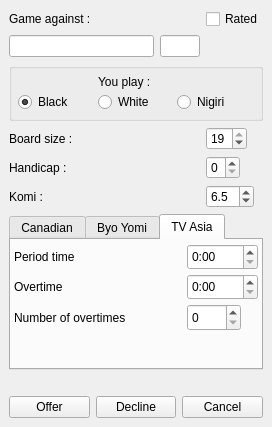
Old version of the form src/network/gamedialog.ui in the repository pzorin/qgo.
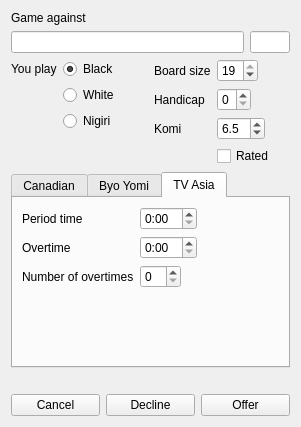
New version of the form. Icons and pictures are not drawn.

Commit message: Clean up game dialog

Diff of the .ui file:
```diff
--- a/src/network/gamedialog.ui
+++ b/src/network/gamedialog.ui
@@ -1,11 +1,11 @@
 <ui version="4.0" >
  <class>GameDialog</class>
- <widget class="QWidget" name="GameDialog" >
-  <property name="geometry" >
+ <widget class="QWidget" name="GameDialog">
+  <property name="geometry">
    <rect>
     <x>0</x>
     <y>0</y>
-    <width>272</width>
+    <width>301</width>
     <height>427</height>
    </rect>
   </property>
@@ -23,16 +23,401 @@
     <normaloff/>
    </iconset>
   </property>
-  <layout class="QGridLayout" >
-   <property name="margin" >
-    <number>9</number>
-   </property>
-   <property name="spacing" >
-    <number>6</number>
-   </property>
-   <item row="7" column="0" colspan="3" >
-    <widget class="QLabel" name="refusedLabel" >
-     <property name="palette" >
+  <layout class="QVBoxLayout" name="verticalLayout">
+   <item>
+    <layout class="QGridLayout" name="gridLayout">
+     <item row="1" column="0">
+      <widget class="QLineEdit" name="playerOpponentEdit">
+       <property name="autoFillBackground">
+        <bool>false</bool>
+       </property>
+       <property name="readOnly">
+        <bool>true</bool>
+       </property>
+      </widget>
+     </item>
+     <item row="0" column="0">
+      <widget class="QLabel" name="label_6">
+       <property name="text">
+        <string>Game against</string>
+       </property>
+      </widget>
+     </item>
+     <item row="1" column="1">
+      <widget class="QLineEdit" name="playerOpponentRkEdit">
+       <property name="sizePolicy">
+        <sizepolicy hsizetype="Fixed" vsizetype="Fixed">
+         <horstretch>0</horstretch>
+         <verstretch>0</verstretch>
+        </sizepolicy>
+       </property>
+       <property name="maximumSize">
+        <size>
+         <width>40</width>
+         <height>16777215</height>
+        </size>
+       </property>
+       <property name="readOnly">
+        <bool>true</bool>
+       </property>
+      </widget>
+     </item>
+    </layout>
+   </item>
+   <item>
+    <layout class="QHBoxLayout" name="horizontalLayout_2">
+     <item>
+      <layout class="QFormLayout" name="formLayout_7">
+       <item row="0" column="0">
+        <widget class="QLabel" name="label_7">
+         <property name="text">
+          <string>You play</string>
+         </property>
+        </widget>
+       </item>
+       <item row="0" column="1">
+        <widget class="QRadioButton" name="play_black_button">
+         <property name="text">
+          <string>Black</string>
+         </property>
+         <property name="checked">
+          <bool>true</bool>
+         </property>
+        </widget>
+       </item>
+       <item row="1" column="1">
+        <widget class="QRadioButton" name="play_white_button">
+         <property name="text">
+          <string>White</string>
+         </property>
+        </widget>
+       </item>
+       <item row="2" column="1">
+        <widget class="QRadioButton" name="play_nigiri_button">
+         <property name="text">
+          <string>Nigiri</string>
+         </property>
+        </widget>
+       </item>
+      </layout>
+     </item>
+     <item>
+      <layout class="QFormLayout" name="formLayout_2">
+       <property name="fieldGrowthPolicy">
+        <enum>QFormLayout::ExpandingFieldsGrow</enum>
+       </property>
+       <item row="0" column="0">
+        <widget class="QLabel" name="label_8">
+         <property name="text">
+          <string>Board size</string>
+         </property>
+        </widget>
+       </item>
+       <item row="0" column="1">
+        <widget class="QSpinBox" name="boardSizeSpin">
+         <property name="sizePolicy">
+          <sizepolicy hsizetype="Fixed" vsizetype="Fixed">
+           <horstretch>0</horstretch>
+           <verstretch>0</verstretch>
+          </sizepolicy>
+         </property>
+         <property name="minimum">
+          <number>4</number>
+         </property>
+         <property name="maximum">
+          <number>19</number>
+         </property>
+         <property name="value">
+          <number>19</number>
+         </property>
+        </widget>
+       </item>
+       <item row="1" column="0">
+        <widget class="QLabel" name="label_10">
+         <property name="text">
+          <string>Handicap</string>
+         </property>
+        </widget>
+       </item>
+       <item row="1" column="1">
+        <widget class="QSpinBox" name="handicapSpin">
+         <property name="sizePolicy">
+          <sizepolicy hsizetype="Fixed" vsizetype="Fixed">
+           <horstretch>0</horstretch>
+           <verstretch>0</verstretch>
+          </sizepolicy>
+         </property>
+         <property name="specialValueText">
+          <string>0</string>
+         </property>
+         <property name="minimum">
+          <number>1</number>
+         </property>
+         <property name="maximum">
+          <number>9</number>
+         </property>
+         <property name="value">
+          <number>1</number>
+         </property>
+        </widget>
+       </item>
+       <item row="2" column="0">
+        <widget class="QLabel" name="label_9">
+         <property name="text">
+          <string>Komi</string>
+         </property>
+        </widget>
+       </item>
+       <item row="2" column="1">
+        <widget class="QSpinBox" name="komiSpin">
+         <property name="sizePolicy">
+          <sizepolicy hsizetype="Fixed" vsizetype="Fixed">
+           <horstretch>0</horstretch>
+           <verstretch>0</verstretch>
+          </sizepolicy>
+         </property>
+         <property name="readOnly">
+          <bool>false</bool>
+         </property>
+         <property name="suffix">
+          <string>.5</string>
+         </property>
+         <property name="minimum">
+          <number>-9</number>
+         </property>
+         <property name="maximum">
+          <number>9</number>
+         </property>
+         <property name="value">
+          <number>6</number>
+         </property>
+        </widget>
+       </item>
+       <item row="3" column="1">
+        <widget class="QCheckBox" name="ratedCB">
+         <property name="text">
+          <string>Rated</string>
+         </property>
+        </widget>
+       </item>
+      </layout>
+     </item>
+    </layout>
+   </item>
+   <item>
+    <widget class="QTabWidget" name="timeTab">
+     <property name="currentIndex">
+      <number>2</number>
+     </property>
+     <widget class="QWidget" name="tab">
+      <attribute name="title">
+       <string>Canadian</string>
+      </attribute>
+      <layout class="QFormLayout" name="formLayout_4">
+       <item row="0" column="0">
+        <widget class="QLabel" name="label_16">
+         <property name="text">
+          <string>Main Time</string>
+         </property>
+        </widget>
+       </item>
+       <item row="0" column="1">
+        <widget class="QTimeEdit" name="timeSpin">
+         <property name="sizePolicy">
+          <sizepolicy hsizetype="Fixed" vsizetype="Fixed">
+           <horstretch>0</horstretch>
+           <verstretch>0</verstretch>
+          </sizepolicy>
+         </property>
+         <property name="displayFormat">
+          <string>m:ss</string>
+         </property>
+        </widget>
+       </item>
+       <item row="1" column="0">
+        <widget class="QLabel" name="label_15">
+         <property name="text">
+          <string>Time per stones</string>
+         </property>
+        </widget>
+       </item>
+       <item row="1" column="1">
+        <widget class="QTimeEdit" name="stonesTimeSpin">
+         <property name="sizePolicy">
+          <sizepolicy hsizetype="Fixed" vsizetype="Fixed">
+           <horstretch>0</horstretch>
+           <verstretch>0</verstretch>
+          </sizepolicy>
+         </property>
+         <property name="displayFormat">
+          <string>m:ss</string>
+         </property>
+        </widget>
+       </item>
+       <item row="2" column="0">
+        <widget class="QLabel" name="label_14">
+         <property name="text">
+          <string>Number of stones</string>
+         </property>
+        </widget>
+       </item>
+       <item row="2" column="1">
+        <widget class="QSpinBox" name="stonesSpin">
+         <property name="sizePolicy">
+          <sizepolicy hsizetype="Fixed" vsizetype="Fixed">
+           <horstretch>0</horstretch>
+           <verstretch>0</verstretch>
+          </sizepolicy>
+         </property>
+        </widget>
+       </item>
+      </layout>
+     </widget>
+     <widget class="QWidget" name="tab_2">
+      <attribute name="title">
+       <string>Byo Yomi</string>
+      </attribute>
+      <layout class="QFormLayout" name="formLayout_3">
+       <property name="fieldGrowthPolicy">
+        <enum>QFormLayout::ExpandingFieldsGrow</enum>
+       </property>
+       <property name="horizontalSpacing">
+        <number>3</number>
+       </property>
+       <property name="verticalSpacing">
+        <number>3</number>
+       </property>
+       <property name="margin">
+        <number>3</number>
+       </property>
+       <item row="0" column="1">
+        <widget class="QTimeEdit" name="BYTimeSpin">
+         <property name="sizePolicy">
+          <sizepolicy hsizetype="Fixed" vsizetype="Fixed">
+           <horstretch>0</horstretch>
+           <verstretch>0</verstretch>
+          </sizepolicy>
+         </property>
+         <property name="displayFormat">
+          <string>m:ss</string>
+         </property>
+        </widget>
+       </item>
+       <item row="1" column="0">
+        <widget class="QLabel" name="label_4">
+         <property name="text">
+          <string>Period time</string>
+         </property>
+        </widget>
+       </item>
+       <item row="1" column="1">
+        <widget class="QTimeEdit" name="BYPeriodTimeSpin">
+         <property name="sizePolicy">
+          <sizepolicy hsizetype="Fixed" vsizetype="Fixed">
+           <horstretch>0</horstretch>
+           <verstretch>0</verstretch>
+          </sizepolicy>
+         </property>
+         <property name="displayFormat">
+          <string>m:ss</string>
+         </property>
+        </widget>
+       </item>
+       <item row="2" column="0">
+        <widget class="QLabel" name="label_5">
+         <property name="text">
+          <string>Number of periods</string>
+         </property>
+        </widget>
+       </item>
+       <item row="2" column="1">
+        <widget class="QSpinBox" name="BYPeriodsSpin">
+         <property name="sizePolicy">
+          <sizepolicy hsizetype="Fixed" vsizetype="Fixed">
+           <horstretch>0</horstretch>
+           <verstretch>0</verstretch>
+          </sizepolicy>
+         </property>
+        </widget>
+       </item>
+       <item row="0" column="0">
+        <widget class="QLabel" name="label_3">
+         <property name="text">
+          <string>Main Time</string>
+         </property>
+        </widget>
+       </item>
+      </layout>
+     </widget>
+     <widget class="QWidget" name="tab_5">
+      <attribute name="title">
+       <string>TV Asia</string>
+      </attribute>
+      <layout class="QFormLayout" name="formLayout_5">
+       <item row="0" column="0">
+        <widget class="QLabel" name="label_19">
+         <property name="text">
+          <string>Period time</string>
+         </property>
+        </widget>
+       </item>
+       <item row="0" column="1">
+        <widget class="QTimeEdit" name="ASIATimeSpin">
+         <property name="sizePolicy">
+          <sizepolicy hsizetype="Fixed" vsizetype="Fixed">
+           <horstretch>0</horstretch>
+           <verstretch>0</verstretch>
+          </sizepolicy>
+         </property>
+         <property name="displayFormat">
+          <string>m:ss</string>
+         </property>
+        </widget>
+       </item>
+       <item row="3" column="1">
+        <widget class="QTimeEdit" name="ASIAPeriodTimeSpin">
+         <property name="sizePolicy">
+          <sizepolicy hsizetype="Fixed" vsizetype="Fixed">
+           <horstretch>0</horstretch>
+           <verstretch>0</verstretch>
+          </sizepolicy>
+         </property>
+         <property name="displayFormat">
+          <string>m:ss</string>
+         </property>
+        </widget>
+       </item>
+       <item row="6" column="0">
+        <widget class="QLabel" name="label_17">
+         <property name="text">
+          <string>Number of overtimes</string>
+         </property>
+        </widget>
+       </item>
+       <item row="6" column="1">
+        <widget class="QSpinBox" name="ASIAPeriodsSpin">
+         <property name="sizePolicy">
+          <sizepolicy hsizetype="Fixed" vsizetype="Fixed">
+           <horstretch>0</horstretch>
+           <verstretch>0</verstretch>
+          </sizepolicy>
+         </property>
+        </widget>
+       </item>
+       <item row="3" column="0">
+        <widget class="QLabel" name="label_18">
+         <property name="text">
+          <string>Overtime</string>
+         </property>
+        </widget>
+       </item>
+      </layout>
+     </widget>
+    </widget>
+   </item>
+   <item>
+    <widget class="QLabel" name="refusedLabel">
+     <property name="palette">
       <palette>
        <active>
         <colorrole role="WindowText" >
@@ -407,498 +792,37 @@
      </property>
     </widget>
    </item>
-   <item row="1" column="0" >
-    <widget class="QLineEdit" name="playerOpponentEdit" >
-     <property name="autoFillBackground" >
-      <bool>false</bool>
-     </property>
-     <property name="readOnly" >
-      <bool>true</bool>
-     </property>
-    </widget>
-   </item>
-   <item row="6" column="0" colspan="3" >
-    <widget class="QTabWidget" name="timeTab" >
-     <property name="currentIndex" >
-      <number>2</number>
-     </property>
-     <widget class="QWidget" name="tab" >
-      <attribute name="title" >
-       <string>Canadian</string>
-      </attribute>
-      <widget class="QSpinBox" name="stonesSpin" >
-       <property name="geometry" >
-        <rect>
-         <x>176</x>
-         <y>64</y>
-         <width>54</width>
-         <height>27</height>
-        </rect>
-       </property>
-       <property name="sizePolicy" >
-        <sizepolicy vsizetype="Fixed" hsizetype="Fixed" >
-         <horstretch>0</horstretch>
-         <verstretch>0</verstretch>
-        </sizepolicy>
-       </property>
-      </widget>
-      <widget class="QLabel" name="label_14" >
-       <property name="geometry" >
-        <rect>
-         <x>3</x>
-         <y>64</y>
-         <width>170</width>
-         <height>27</height>
-        </rect>
-       </property>
-       <property name="text" >
-        <string>Number of stones</string>
-       </property>
-      </widget>
-      <widget class="QTimeEdit" name="stonesTimeSpin" >
-       <property name="geometry" >
-        <rect>
-         <x>176</x>
-         <y>34</y>
-         <width>71</width>
-         <height>26</height>
-        </rect>
-       </property>
-       <property name="sizePolicy" >
-        <sizepolicy vsizetype="Fixed" hsizetype="Fixed" >
-         <horstretch>0</horstretch>
-         <verstretch>0</verstretch>
-        </sizepolicy>
-       </property>
-       <property name="displayFormat" >
-        <string>m:ss</string>
-       </property>
-      </widget>
-      <widget class="QTimeEdit" name="timeSpin" >
-       <property name="geometry" >
-        <rect>
-         <x>176</x>
-         <y>4</y>
-         <width>71</width>
-         <height>26</height>
-        </rect>
-       </property>
-       <property name="sizePolicy" >
-        <sizepolicy vsizetype="Fixed" hsizetype="Fixed" >
-         <horstretch>0</horstretch>
-         <verstretch>0</verstretch>
-        </sizepolicy>
-       </property>
-       <property name="displayFormat" >
-        <string>m:ss</string>
-       </property>
-      </widget>
-      <widget class="QLabel" name="label_15" >
-       <property name="geometry" >
-        <rect>
-         <x>3</x>
-         <y>34</y>
-         <width>170</width>
-         <height>26</height>
-        </rect>
-       </property>
-       <property name="text" >
-        <string>Time per stones</string>
-       </property>
-      </widget>
-      <widget class="QLabel" name="label_16" >
-       <property name="geometry" >
-        <rect>
-         <x>3</x>
-         <y>4</y>
-         <width>170</width>
-         <height>26</height>
-        </rect>
-       </property>
-       <property name="text" >
-        <string>Main Time</string>
-       </property>
-      </widget>
-     </widget>
-     <widget class="QWidget" name="tab_2" >
-      <attribute name="title" >
-       <string>Byo Yomi</string>
-      </attribute>
-      <layout class="QGridLayout" >
-       <property name="margin" >
-        <number>3</number>
-       </property>
-       <property name="spacing" >
-        <number>3</number>
-       </property>
-       <item row="0" column="1" >
-        <widget class="QTimeEdit" name="BYTimeSpin" >
-         <property name="sizePolicy" >
-          <sizepolicy vsizetype="Fixed" hsizetype="Fixed" >
-           <horstretch>0</horstretch>
-           <verstretch>0</verstretch>
-          </sizepolicy>
-         </property>
-         <property name="displayFormat" >
-          <string>m:ss</string>
-         </property>
-        </widget>
-       </item>
-       <item row="1" column="1" >
-        <widget class="QTimeEdit" name="BYPeriodTimeSpin" >
-         <property name="sizePolicy" >
-          <sizepolicy vsizetype="Fixed" hsizetype="Fixed" >
-           <horstretch>0</horstretch>
-           <verstretch>0</verstretch>
-          </sizepolicy>
-         </property>
-         <property name="displayFormat" >
-          <string>m:ss</string>
-         </property>
-        </widget>
-       </item>
-       <item row="2" column="1" >
-        <widget class="QSpinBox" name="BYPeriodsSpin" >
-         <property name="sizePolicy" >
-          <sizepolicy vsizetype="Fixed" hsizetype="Fixed" >
-           <horstretch>0</horstretch>
-           <verstretch>0</verstretch>
-          </sizepolicy>
-         </property>
-        </widget>
-       </item>
-       <item row="1" column="0" >
-        <widget class="QLabel" name="label_4" >
-         <property name="text" >
-          <string>Period time</string>
-         </property>
-        </widget>
-       </item>
-       <item row="2" column="0" >
-        <widget class="QLabel" name="label_5" >
-         <property name="text" >
-          <string>Number of periods</string>
-         </property>
-        </widget>
-       </item>
-       <item row="0" column="0" >
-        <widget class="QLabel" name="label_3" >
-         <property name="text" >
-          <string>Main Time</string>
-         </property>
-        </widget>
-       </item>
-      </layout>
-     </widget>
-     <widget class="QWidget" name="tab_5" >
-      <attribute name="title" >
-       <string>TV Asia</string>
-      </attribute>
-      <widget class="QSpinBox" name="ASIAPeriodsSpin" >
-       <property name="geometry" >
-        <rect>
-         <x>176</x>
-         <y>64</y>
-         <width>54</width>
-         <height>27</height>
-        </rect>
-       </property>
-       <property name="sizePolicy" >
-        <sizepolicy vsizetype="Fixed" hsizetype="Fixed" >
-         <horstretch>0</horstretch>
-         <verstretch>0</verstretch>
-        </sizepolicy>
-       </property>
-      </widget>
-      <widget class="QLabel" name="label_17" >
-       <property name="geometry" >
-        <rect>
-         <x>3</x>
-         <y>64</y>
-         <width>170</width>
-         <height>27</height>
-        </rect>
-       </property>
-       <property name="text" >
-        <string>Number of overtimes</string>
-       </property>
-      </widget>
-      <widget class="QTimeEdit" name="ASIAPeriodTimeSpin" >
-       <property name="geometry" >
-        <rect>
-         <x>176</x>
-         <y>34</y>
-         <width>71</width>
-         <height>26</height>
-        </rect>
-       </property>
-       <property name="sizePolicy" >
-        <sizepolicy vsizetype="Fixed" hsizetype="Fixed" >
-         <horstretch>0</horstretch>
-         <verstretch>0</verstretch>
-        </sizepolicy>
-       </property>
-       <property name="displayFormat" >
-        <string>m:ss</string>
-       </property>
-      </widget>
-      <widget class="QTimeEdit" name="ASIATimeSpin" >
-       <property name="geometry" >
-        <rect>
-         <x>176</x>
-         <y>4</y>
-         <width>71</width>
-         <height>26</height>
-        </rect>
-       </property>
-       <property name="sizePolicy" >
-        <sizepolicy vsizetype="Fixed" hsizetype="Fixed" >
-         <horstretch>0</horstretch>
-         <verstretch>0</verstretch>
-        </sizepolicy>
-       </property>
-       <property name="displayFormat" >
-        <string>m:ss</string>
-       </property>
-      </widget>
-      <widget class="QLabel" name="label_18" >
-       <property name="geometry" >
-        <rect>
-         <x>3</x>
-         <y>34</y>
-         <width>170</width>
-         <height>26</height>
-        </rect>
-       </property>
-       <property name="text" >
-        <string>Overtime</string>
-       </property>
-      </widget>
-      <widget class="QLabel" name="label_19" >
-       <property name="geometry" >
-        <rect>
-         <x>3</x>
-         <y>4</y>
-         <width>170</width>
-         <height>26</height>
-        </rect>
-       </property>
-       <property name="text" >
-        <string>Period time</string>
-       </property>
-      </widget>
-     </widget>
-    </widget>
-   </item>
-   <item row="3" column="0" colspan="2" >
-    <widget class="QLabel" name="label_8" >
-     <property name="text" >
-      <string>Board size :</string>
-     </property>
-    </widget>
-   </item>
-   <item row="4" column="0" colspan="2" >
-    <widget class="QLabel" name="label_10" >
-     <property name="text" >
-      <string>Handicap :</string>
-     </property>
-    </widget>
-   </item>
-   <item row="2" column="0" colspan="3" >
-    <widget class="QGroupBox" name="groupBox" >
-     <property name="title" >
-      <string/>
-     </property>
-     <property name="flat" >
-      <bool>true</bool>
-     </property>
-     <property name="checkable" >
-      <bool>false</bool>
-     </property>
-     <layout class="QGridLayout" >
-      <property name="margin" >
-       <number>6</number>
-      </property>
-      <property name="spacing" >
-       <number>3</number>
-      </property>
-      <item row="1" column="2" >
-       <widget class="QRadioButton" name="play_nigiri_button" >
-        <property name="text" >
-         <string>Nigiri</string>
-        </property>
-       </widget>
-      </item>
-      <item row="1" column="1" >
-       <widget class="QRadioButton" name="play_white_button" >
-        <property name="text" >
-         <string>White</string>
-        </property>
-       </widget>
-      </item>
-      <item row="1" column="0" >
-       <widget class="QRadioButton" name="play_black_button" >
-        <property name="text" >
-         <string>Black</string>
-        </property>
-        <property name="checked" >
-         <bool>true</bool>
-        </property>
-       </widget>
-      </item>
-      <item row="0" column="1" >
-       <widget class="QLabel" name="label_7" >
-        <property name="text" >
-         <string>You play :</string>
-        </property>
-       </widget>
-      </item>
-     </layout>
-    </widget>
-   </item>
-   <item row="5" column="0" colspan="2" >
-    <widget class="QLabel" name="label_9" >
-     <property name="text" >
-      <string>Komi :</string>
-     </property>
-    </widget>
-   </item>
-   <item row="5" column="2" >
-    <widget class="QSpinBox" name="komiSpin" >
-     <property name="sizePolicy" >
-      <sizepolicy vsizetype="Fixed" hsizetype="Fixed" >
-       <horstretch>0</horstretch>
-       <verstretch>0</verstretch>
-      </sizepolicy>
-     </property>
-     <property name="readOnly" >
-      <bool>false</bool>
-     </property>
-     <property name="suffix" >
-      <string>.5</string>
-     </property>
-     <property name="minimum" >
-      <number>-9</number>
-     </property>
-     <property name="maximum" >
-      <number>9</number>
-     </property>
-     <property name="value" >
-      <number>6</number>
-     </property>
-    </widget>
-   </item>
-   <item row="4" column="2" >
-    <widget class="QSpinBox" name="handicapSpin" >
-     <property name="sizePolicy" >
-      <sizepolicy vsizetype="Fixed" hsizetype="Fixed" >
-       <horstretch>0</horstretch>
-       <verstretch>0</verstretch>
-      </sizepolicy>
-     </property>
-     <property name="specialValueText" >
-      <string>0</string>
-     </property>
-     <property name="minimum" >
-      <number>1</number>
-     </property>
-     <property name="maximum" >
-      <number>9</number>
-     </property>
-     <property name="value" >
-      <number>1</number>
-     </property>
-    </widget>
-   </item>
-   <item row="3" column="2" >
-    <widget class="QSpinBox" name="boardSizeSpin" >
-     <property name="sizePolicy" >
-      <sizepolicy vsizetype="Fixed" hsizetype="Fixed" >
-       <horstretch>0</horstretch>
-       <verstretch>0</verstretch>
-      </sizepolicy>
-     </property>
-     <property name="minimum" >
-      <number>4</number>
-     </property>
-     <property name="maximum" >
-      <number>19</number>
-     </property>
-     <property name="value" >
-      <number>19</number>
-     </property>
-    </widget>
-   </item>
-   <item row="0" column="0" colspan="2" >
-    <widget class="QLabel" name="label_6" >
-     <property name="text" >
-      <string>Game against :</string>
-     </property>
-    </widget>
-   </item>
-   <item row="8" column="0" colspan="3" >
-    <layout class="QHBoxLayout" >
-     <property name="spacing" >
-      <number>6</number>
-     </property>
-     <property name="margin" >
-      <number>0</number>
-     </property>
+   <item>
+    <layout class="QHBoxLayout" name="horizontalLayout_3">
      <item>
-      <widget class="QPushButton" name="buttonOffer" >
-       <property name="text" >
-        <string>Offer</string>
-       </property>
-       <property name="checkable" >
-        <bool>true</bool>
-       </property>
-       <property name="flat" >
-        <bool>false</bool>
-       </property>
-      </widget>
-     </item>
-     <item>
-      <widget class="QPushButton" name="buttonDecline" >
-       <property name="text" >
-        <string>Decline</string>
-       </property>
-      </widget>
-     </item>
-     <item>
-      <widget class="QPushButton" name="buttonCancel" >
-       <property name="text" >
+      <widget class="QPushButton" name="buttonCancel">
+       <property name="text">
         <string>Cancel</string>
        </property>
       </widget>
      </item>
+     <item>
+      <widget class="QPushButton" name="buttonDecline">
+       <property name="text">
+        <string>Decline</string>
+       </property>
+      </widget>
+     </item>
+     <item>
+      <widget class="QPushButton" name="buttonOffer">
+       <property name="text">
+        <string>Offer</string>
+       </property>
+       <property name="checkable">
+        <bool>true</bool>
+       </property>
+       <property name="flat">
+        <bool>false</bool>
+       </property>
+      </widget>
+     </item>
     </layout>
    </item>
-   <item row="1" column="1" >
-    <widget class="QLineEdit" name="playerOpponentRkEdit" >
-     <property name="sizePolicy" >
-      <sizepolicy vsizetype="Fixed" hsizetype="Fixed" >
-       <horstretch>0</horstretch>
-       <verstretch>0</verstretch>
-      </sizepolicy>
-     </property>
-     <property name="maximumSize" >
-      <size>
-       <width>40</width>
-       <height>16777215</height>
-      </size>
-     </property>
-     <property name="readOnly" >
-      <bool>true</bool>
-     </property>
-    </widget>
-   </item>
-   <item row="0" column="2" >
-    <widget class="QCheckBox" name="ratedCB" >
-     <property name="text" >
-      <string>Rated</string>
-     </property>
-    </widget>
-   </item>
   </layout>
  </widget>
  <resources>
```
Left out of the diff: 255 changed lines with no effect on the pictures.
